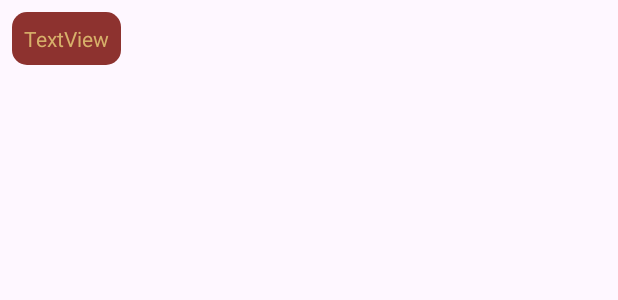
After one commit to KolosTK/Cinema, an Android app: the layout viewholder_category.xml on its own in the app's theme, with its tools: preview values and no code run, on a phone screen of 412 x 824 dp. The commit adds this screen. Shown: the top 300 px of the screen. Run offline under Robolectric (Android 15) with nearby library versions, the phone set to English and light mode, and no system bars; network calls fail.

```diff
--- /dev/null
+++ b/app/src/main/res/drawable/category_background.xml
@@ -0,0 +1,9 @@
+<?xml version="1.0" encoding="utf-8"?>
+<selector xmlns:android="http://schemas.android.com/apk/res/android">
+    <item>
+        <shape android:shape="rectangle">
+            <corners android:radius="10dp"/>
+            <solid android:color="@color/brown"/>
+        </shape>
+    </item>
+</selector>
--- a/app/src/main/res/layout/activity_main.xml
+++ b/app/src/main/res/layout/activity_main.xml
@@ -6,7 +6,9 @@
     android:layout_width="match_parent"
     android:layout_height="match_parent"
     android:background="@color/black"
-    tools:context=".Activities.MainActivity">
+    tools:context=".Activities.MainActivity"
+    android:focusable="true"
+    android:focusableInTouchMode="true">
 
     <ScrollView
         android:id="@+id/scrollView2"
@@ -54,7 +56,7 @@
                     style="?android:attr/progressBarStyle"
                     android:layout_width="wrap_content"
                     android:layout_height="wrap_content"
-                    app:layout_constraintBottom_toBottomOf="@+id/recyclerView"
+                    app:layout_constraintBottom_toBottomOf="parent"
                     app:layout_constraintEnd_toEndOf="parent"
                     app:layout_constraintStart_toStartOf="parent"
                     app:layout_constraintTop_toTopOf="@+id/recyclerView" />
--- /dev/null
+++ b/app/src/main/res/layout/viewholder_category.xml
@@ -0,0 +1,20 @@
+<?xml version="1.0" encoding="utf-8"?>
+<androidx.constraintlayout.widget.ConstraintLayout xmlns:android="http://schemas.android.com/apk/res/android"
+    xmlns:app="http://schemas.android.com/apk/res-auto"
+    android:layout_width="wrap_content"
+    android:layout_height="wrap_content"
+    android:layout_margin="8dp">
+
+    <TextView
+        android:id="@+id/categoryTxt"
+        android:layout_width="wrap_content"
+        android:layout_height="wrap_content"
+        android:text="TextView"
+        android:padding="8dp"
+        android:background="@drawable/category_background"
+        android:textColor="@color/yellow"
+        app:layout_constraintBottom_toBottomOf="parent"
+        app:layout_constraintEnd_toEndOf="parent"
+        app:layout_constraintStart_toStartOf="parent"
+        app:layout_constraintTop_toTopOf="parent" />
+</androidx.constraintlayout.widget.ConstraintLayout>
```
Also changed, not shown: app/src/main/java/com/example/cinema/Activities/MainActivity.java (+59 -6 lines), app/src/main/java/com/example/cinema/Adapters/CategoryListAdapter.java (added, +65 -0 lines), app/src/main/java/com/example/cinema/Domains/Genre.java (added, +19 -0 lines), app/src/main/java/com/example/cinema/Domains/GenreItem.java (added, +22 -0 lines).
